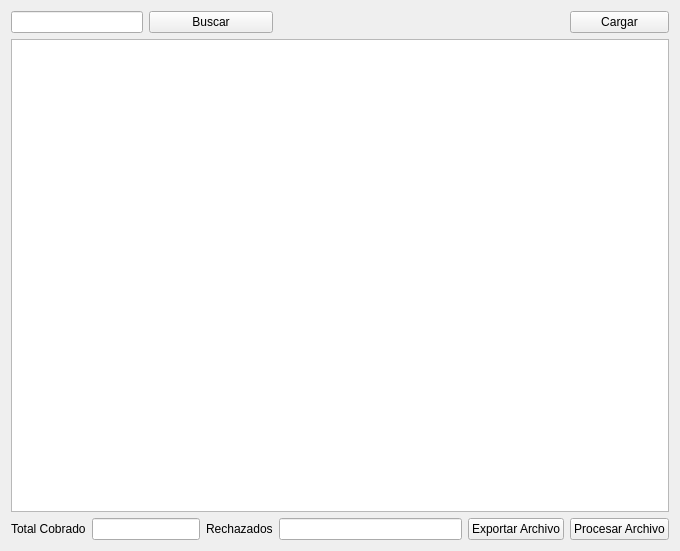
First picture: the form in gui/procesador_bet/procesador.ui, repository shae-ra/sindicato, before the edit.
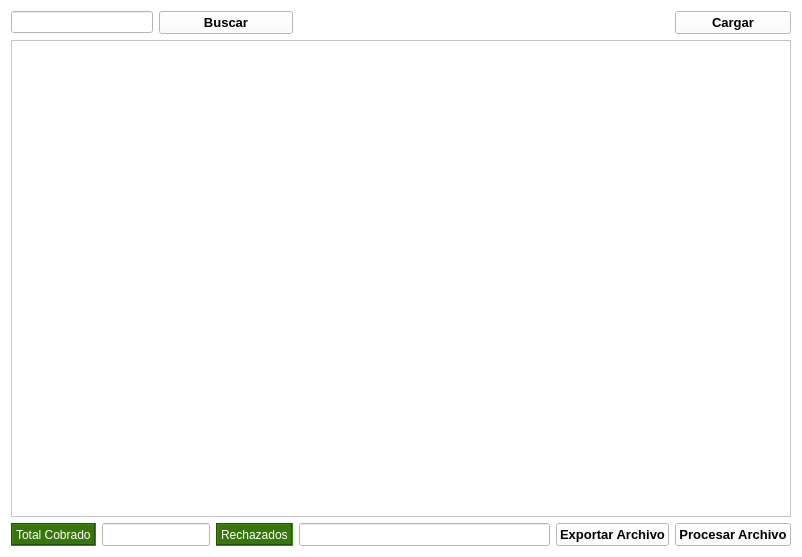
Second picture: the form after the edit. Icons and pictures are not drawn.

What changed in the file:
```diff
--- a/gui/procesador_bet/procesador.ui
+++ b/gui/procesador_bet/procesador.ui
@@ -6,19 +6,441 @@
    <rect>
     <x>0</x>
     <y>0</y>
-    <width>680</width>
-    <height>551</height>
+    <width>802</width>
+    <height>557</height>
    </rect>
   </property>
+  <property name="palette">
+   <palette>
+    <active>
+     <colorrole role="WindowText">
+      <brush brushstyle="SolidPattern">
+       <color alpha="255">
+        <red>0</red>
+        <green>0</green>
+        <blue>0</blue>
+       </color>
+      </brush>
+     </colorrole>
+     <colorrole role="Button">
+      <brush brushstyle="SolidPattern">
+       <color alpha="255">
+        <red>255</red>
+        <green>255</green>
+        <blue>255</blue>
+       </color>
+      </brush>
+     </colorrole>
+     <colorrole role="Light">
+      <brush brushstyle="SolidPattern">
+       <color alpha="255">
+        <red>255</red>
+        <green>255</green>
+        <blue>255</blue>
+       </color>
+      </brush>
+     </colorrole>
+     <colorrole role="Midlight">
+      <brush brushstyle="SolidPattern">
+       <color alpha="255">
+        <red>255</red>
+        <green>255</green>
+        <blue>255</blue>
+       </color>
+      </brush>
+     </colorrole>
+     <colorrole role="Dark">
+      <brush brushstyle="SolidPattern">
+       <color alpha="255">
+        <red>127</red>
+        <green>127</green>
+        <blue>127</blue>
+       </color>
+      </brush>
+     </colorrole>
+     <colorrole role="Mid">
+      <brush brushstyle="SolidPattern">
+       <color alpha="255">
+        <red>170</red>
+        <green>170</green>
+        <blue>170</blue>
+       </color>
+      </brush>
+     </colorrole>
+     <colorrole role="Text">
+      <brush brushstyle="SolidPattern">
+       <color alpha="255">
+        <red>0</red>
+        <green>0</green>
+        <blue>0</blue>
+       </color>
+      </brush>
+     </colorrole>
+     <colorrole role="BrightText">
+      <brush brushstyle="SolidPattern">
+       <color alpha="255">
+        <red>255</red>
+        <green>255</green>
+        <blue>255</blue>
+       </color>
+      </brush>
+     </colorrole>
+     <colorrole role="ButtonText">
+      <brush brushstyle="SolidPattern">
+       <color alpha="255">
+        <red>0</red>
+        <green>0</green>
+        <blue>0</blue>
+       </color>
+      </brush>
+     </colorrole>
+     <colorrole role="Base">
+      <brush brushstyle="SolidPattern">
+       <color alpha="255">
+        <red>255</red>
+        <green>255</green>
+        <blue>255</blue>
+       </color>
+      </brush>
+     </colorrole>
+     <colorrole role="Window">
+      <brush brushstyle="SolidPattern">
+       <color alpha="255">
+        <red>255</red>
+        <green>255</green>
+        <blue>255</blue>
+       </color>
+      </brush>
+     </colorrole>
+     <colorrole role="Shadow">
+      <brush brushstyle="SolidPattern">
+       <color alpha="255">
+        <red>0</red>
+        <green>0</green>
+        <blue>0</blue>
+       </color>
+      </brush>
+     </colorrole>
+     <colorrole role="AlternateBase">
+      <brush brushstyle="SolidPattern">
+       <color alpha="255">
+        <red>255</red>
+        <green>255</green>
+        <blue>255</blue>
+       </color>
+      </brush>
+     </colorrole>
+     <colorrole role="ToolTipBase">
+      <brush brushstyle="SolidPattern">
+       <color alpha="255">
+        <red>255</red>
+        <green>255</green>
+        <blue>220</blue>
+       </color>
+      </brush>
+     </colorrole>
+     <colorrole role="ToolTipText">
+      <brush brushstyle="SolidPattern">
+       <color alpha="255">
+        <red>0</red>
+        <green>0</green>
+        <blue>0</blue>
+       </color>
+      </brush>
+     </colorrole>
+    </active>
+    <inactive>
+     <colorrole role="WindowText">
+      <brush brushstyle="SolidPattern">
+       <color alpha="255">
+        <red>0</red>
+        <green>0</green>
+        <blue>0</blue>
+       </color>
+      </brush>
+     </colorrole>
+     <colorrole role="Button">
+      <brush brushstyle="SolidPattern">
+       <color alpha="255">
+        <red>255</red>
+        <green>255</green>
+        <blue>255</blue>
+       </color>
+      </brush>
+     </colorrole>
+     <colorrole role="Light">
+      <brush brushstyle="SolidPattern">
+       <color alpha="255">
+        <red>255</red>
+        <green>255</green>
+        <blue>255</blue>
+       </color>
+      </brush>
+     </colorrole>
+     <colorrole role="Midlight">
+      <brush brushstyle="SolidPattern">
+       <color alpha="255">
+        <red>255</red>
+        <green>255</green>
+        <blue>255</blue>
+       </color>
+      </brush>
+     </colorrole>
+     <colorrole role="Dark">
+      <brush brushstyle="SolidPattern">
+       <color alpha="255">
+        <red>127</red>
+        <green>127</green>
+        <blue>127</blue>
+       </color>
+      </brush>
+     </colorrole>
+     <colorrole role="Mid">
+      <brush brushstyle="SolidPattern">
+       <color alpha="255">
+        <red>170</red>
+        <green>170</green>
+        <blue>170</blue>
+       </color>
+      </brush>
+     </colorrole>
+     <colorrole role="Text">
+      <brush brushstyle="SolidPattern">
+       <color alpha="255">
+        <red>0</red>
+        <green>0</green>
+        <blue>0</blue>
+       </color>
+      </brush>
+     </colorrole>
+     <colorrole role="BrightText">
+      <brush brushstyle="SolidPattern">
+       <color alpha="255">
+        <red>255</red>
+        <green>255</green>
+        <blue>255</blue>
+       </color>
+      </brush>
+     </colorrole>
+     <colorrole role="ButtonText">
+      <brush brushstyle="SolidPattern">
+       <color alpha="255">
+        <red>0</red>
+        <green>0</green>
+        <blue>0</blue>
+       </color>
+      </brush>
+     </colorrole>
+     <colorrole role="Base">
+      <brush brushstyle="SolidPattern">
+       <color alpha="255">
+        <red>255</red>
+        <green>255</green>
+        <blue>255</blue>
+       </color>
+      </brush>
+     </colorrole>
+     <colorrole role="Window">
+      <brush brushstyle="SolidPattern">
+       <color alpha="255">
+        <red>255</red>
+        <green>255</green>
+        <blue>255</blue>
+       </color>
+      </brush>
+     </colorrole>
+     <colorrole role="Shadow">
+      <brush brushstyle="SolidPattern">
+       <color alpha="255">
+        <red>0</red>
+        <green>0</green>
+        <blue>0</blue>
+       </color>
+      </brush>
+     </colorrole>
+     <colorrole role="AlternateBase">
+      <brush brushstyle="SolidPattern">
+       <color alpha="255">
+        <red>255</red>
+        <green>255</green>
+        <blue>255</blue>
+       </color>
+      </brush>
+     </colorrole>
+     <colorrole role="ToolTipBase">
+      <brush brushstyle="SolidPattern">
+       <color alpha="255">
+        <red>255</red>
+        <green>255</green>
+        <blue>220</blue>
+       </color>
+      </brush>
+     </colorrole>
+     <colorrole role="ToolTipText">
+      <brush brushstyle="SolidPattern">
+       <color alpha="255">
+        <red>0</red>
+        <green>0</green>
+        <blue>0</blue>
+       </color>
+      </brush>
+     </colorrole>
+    </inactive>
+    <disabled>
+     <colorrole role="WindowText">
+      <brush brushstyle="SolidPattern">
+       <color alpha="255">
+        <red>127</red>
+        <green>127</green>
+        <blue>127</blue>
+       </color>
+      </brush>
+     </colorrole>
+     <colorrole role="Button">
+      <brush brushstyle="SolidPattern">
+       <color alpha="255">
+        <red>255</red>
+        <green>255</green>
+        <blue>255</blue>
+       </color>
+      </brush>
+     </colorrole>
+     <colorrole role="Light">
+      <brush brushstyle="SolidPattern">
+       <color alpha="255">
+        <red>255</red>
+        <green>255</green>
+        <blue>255</blue>
+       </color>
+      </brush>
+     </colorrole>
+     <colorrole role="Midlight">
+      <brush brushstyle="SolidPattern">
+       <color alpha="255">
+        <red>255</red>
+        <green>255</green>
+        <blue>255</blue>
+       </color>
+      </brush>
+     </colorrole>
+     <colorrole role="Dark">
+      <brush brushstyle="SolidPattern">
+       <color alpha="255">
+        <red>127</red>
+        <green>127</green>
+        <blue>127</blue>
+       </color>
+      </brush>
+     </colorrole>
+     <colorrole role="Mid">
+      <brush brushstyle="SolidPattern">
+       <color alpha="255">
+        <red>170</red>
+        <green>170</green>
+        <blue>170</blue>
+       </color>
+      </brush>
+     </colorrole>
+     <colorrole role="Text">
+      <brush brushstyle="SolidPattern">
+       <color alpha="255">
+        <red>127</red>
+        <green>127</green>
+        <blue>127</blue>
+       </color>
+      </brush>
+     </colorrole>
+     <colorrole role="BrightText">
+      <brush brushstyle="SolidPattern">
+       <color alpha="255">
+        <red>255</red>
+        <green>255</green>
+        <blue>255</blue>
+       </color>
+      </brush>
+     </colorrole>
+     <colorrole role="ButtonText">
+      <brush brushstyle="SolidPattern">
+       <color alpha="255">
+        <red>127</red>
+        <green>127</green>
+        <blue>127</blue>
+       </color>
+      </brush>
+     </colorrole>
+     <colorrole role="Base">
+      <brush brushstyle="SolidPattern">
+       <color alpha="255">
+        <red>255</red>
+        <green>255</green>
+        <blue>255</blue>
+       </color>
+      </brush>
+     </colorrole>
+     <colorrole role="Window">
+      <brush brushstyle="SolidPattern">
+       <color alpha="255">
+        <red>255</red>
+        <green>255</green>
+        <blue>255</blue>
+       </color>
+      </brush>
+     </colorrole>
+     <colorrole role="Shadow">
+      <brush brushstyle="SolidPattern">
+       <color alpha="255">
+        <red>0</red>
+        <green>0</green>
+        <blue>0</blue>
+       </color>
+      </brush>
+     </colorrole>
+     <colorrole role="AlternateBase">
+      <brush brushstyle="SolidPattern">
+       <color alpha="255">
+        <red>255</red>
+        <green>255</green>
+        <blue>255</blue>
+       </color>
+      </brush>
+     </colorrole>
+     <colorrole role="ToolTipBase">
+      <brush brushstyle="SolidPattern">
+       <color alpha="255">
+        <red>255</red>
+        <green>255</green>
+        <blue>220</blue>
+       </color>
+      </brush>
+     </colorrole>
+     <colorrole role="ToolTipText">
+      <brush brushstyle="SolidPattern">
+       <color alpha="255">
+        <red>0</red>
+        <green>0</green>
+        <blue>0</blue>
+       </color>
+      </brush>
+     </colorrole>
+    </disabled>
+   </palette>
+  </property>
   <property name="windowTitle">
    <string>Form</string>
   </property>
-  <layout class="QGridLayout" name="gridLayout">
+  <layout class="QGridLayout" name="gridLayout" rowstretch="12,85,3">
    <item row="0" column="0" colspan="2">
     <widget class="QLineEdit" name="lineEdit"/>
    </item>
    <item row="0" column="2" colspan="2">
     <widget class="QPushButton" name="pushButton_2">
+     <property name="font">
+      <font>
+       <pointsize>10</pointsize>
+       <weight>75</weight>
+       <bold>true</bold>
+      </font>
+     </property>
      <property name="text">
       <string>Buscar</string>
      </property>
@@ -26,6 +448,13 @@
    </item>
    <item row="0" column="6">
     <widget class="QPushButton" name="pushButton">
+     <property name="font">
+      <font>
+       <pointsize>10</pointsize>
+       <weight>75</weight>
+       <bold>true</bold>
+      </font>
+     </property>
      <property name="text">
       <string>Cargar</string>
      </property>
@@ -36,36 +465,108 @@
    </item>
    <item row="2" column="0">
     <widget class="QLabel" name="label">
+     <property name="styleSheet">
+      <string notr="true">#label{
+background-color:#37760D;
+color: #FFFFFF;
+}</string>
+     </property>
+     <property name="frameShape">
+      <enum>QFrame::Box</enum>
+     </property>
+     <property name="frameShadow">
+      <enum>QFrame::Sunken</enum>
+     </property>
      <property name="text">
       <string>Total Cobrado</string>
      </property>
     </widget>
    </item>
    <item row="2" column="1" colspan="2">
-    <widget class="QLineEdit" name="lineEdit_2"/>
+    <widget class="QLineEdit" name="lineEdit_2">
+     <property name="sizePolicy">
+      <sizepolicy hsizetype="Expanding" vsizetype="Expanding">
+       <horstretch>0</horstretch>
+       <verstretch>0</verstretch>
+      </sizepolicy>
+     </property>
+    </widget>
    </item>
    <item row="2" column="3">
     <widget class="QLabel" name="label_2">
+     <property name="styleSheet">
+      <string notr="true">#label_2{
+background-color:#37760D;
+color: #FFFFFF;
+}</string>
+     </property>
+     <property name="frameShape">
+      <enum>QFrame::Box</enum>
+     </property>
+     <property name="frameShadow">
+      <enum>QFrame::Sunken</enum>
+     </property>
      <property name="text">
       <string>Rechazados</string>
      </property>
     </widget>
    </item>
    <item row="2" column="4">
-    <widget class="QLineEdit" name="lineEdit_3"/>
+    <widget class="QLineEdit" name="lineEdit_3">
+     <property name="sizePolicy">
+      <sizepolicy hsizetype="Expanding" vsizetype="Expanding">
+       <horstretch>0</horstretch>
+       <verstretch>0</verstretch>
+      </sizepolicy>
+     </property>
+    </widget>
    </item>
    <item row="2" column="5">
     <widget class="QPushButton" name="pushButton_3">
+     <property name="font">
+      <font>
+       <pointsize>10</pointsize>
+       <weight>75</weight>
+       <bold>true</bold>
+      </font>
+     </property>
      <property name="text">
       <string>Exportar Archivo</string>
      </property>
+     <property name="icon">
+      <iconset>
+       <normaloff>../iconos/documents.ico</normaloff>../iconos/documents.ico</iconset>
+     </property>
+     <property name="iconSize">
+      <size>
+       <width>30</width>
+       <height>30</height>
+      </size>
+     </property>
     </widget>
    </item>
    <item row="2" column="6">
     <widget class="QPushButton" name="pushButton_4">
+     <property name="font">
+      <font>
+       <pointsize>10</pointsize>
+       <weight>75</weight>
+       <bold>true</bold>
+      </font>
+     </property>
      <property name="text">
       <string>Procesar Archivo</string>
      </property>
+     <property name="icon">
+      <iconset>
+       <normaloff>../iconos/refresh.ico</normaloff>../iconos/refresh.ico</iconset>
+     </property>
+     <property name="iconSize">
+      <size>
+       <width>30</width>
+       <height>30</height>
+      </size>
+     </property>
     </widget>
    </item>
   </layout>
```
Left out of the diff: 8 changed lines with no effect on the pictures.
